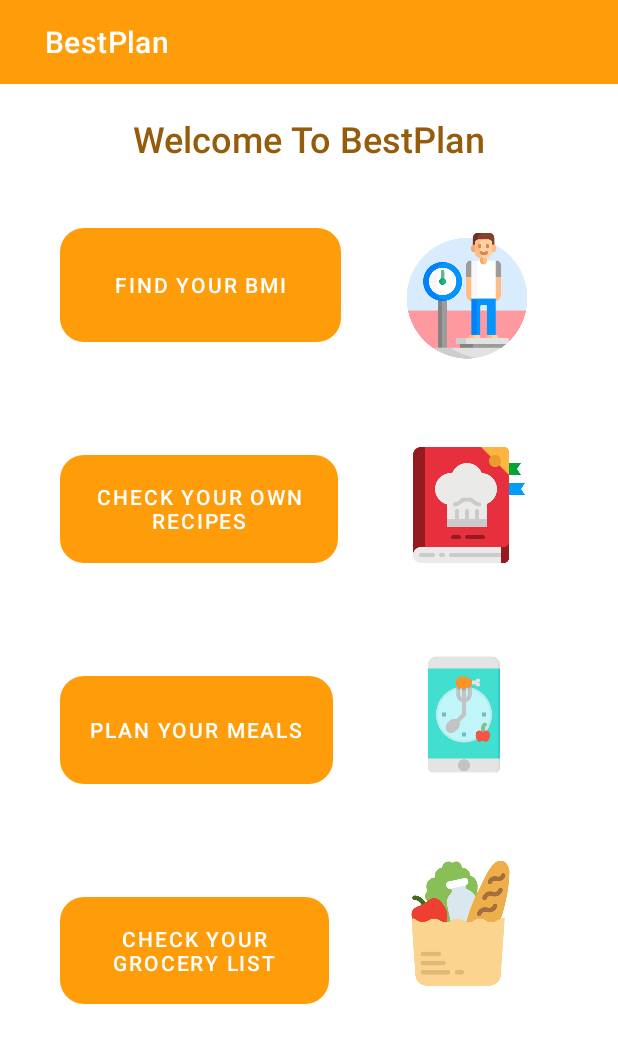
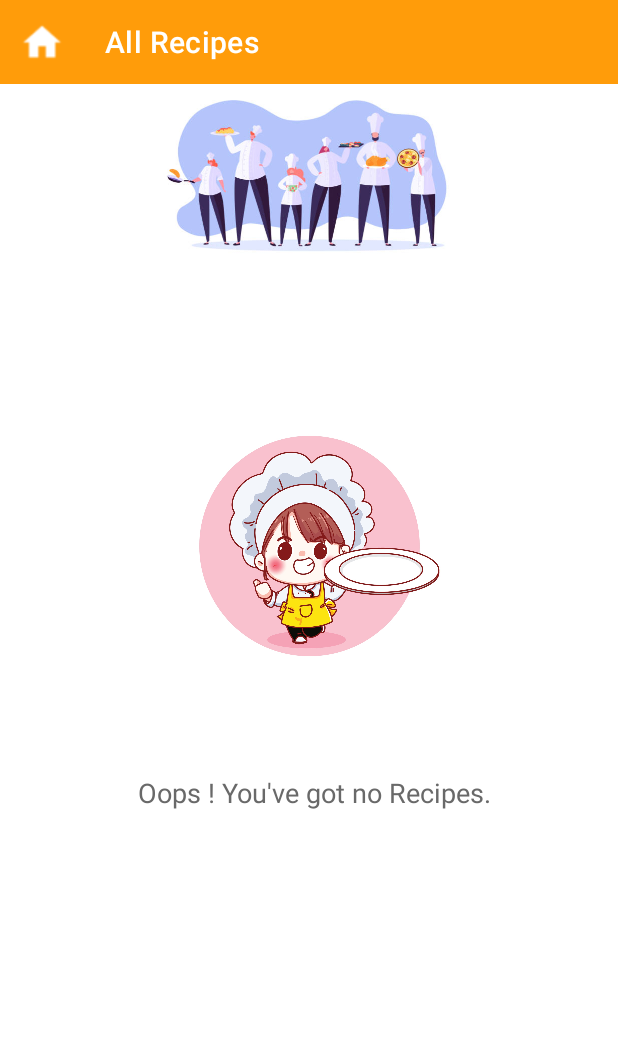
Before and after one commit to MadhaviImashi/4Flicks_BestPlan-application, an Android app: the screen it shows after launch (MainActivity before the commit, all_recipes_without_any_recipes after it), on a phone screen of 412 x 824 dp. Shown: the top 1043 px of the screen. Run offline under Robolectric (Android 15) with nearby library versions, the phone set to English and light mode, and no system bars.

Commit message:
Completed No available Recipes Activity

```diff
--- a/app/src/main/AndroidManifest.xml
+++ b/app/src/main/AndroidManifest.xml
@@ -9,15 +9,17 @@
         android:roundIcon="@mipmap/ic_launcher_round"
         android:supportsRtl="true"
         android:theme="@style/Theme.4FlicksApp">
-        <activity android:name=".all_recipes_without_any_recipes"></activity>
-        <activity android:name=".bmiCalculator" />
-        <activity android:name=".MainActivity">
+        <activity android:name=".all_recipes_without_any_recipes">
             <intent-filter>
                 <action android:name="android.intent.action.MAIN" />
 
                 <category android:name="android.intent.category.LAUNCHER" />
             </intent-filter>
         </activity>
+        <activity android:name=".bmiCalculator" />
+        <activity android:name=".MainActivity">
+
+        </activity>
     </application>
 
 </manifest>
--- a/app/src/main/res/layout/activity_all_recipes_without_any_recipes.xml
+++ b/app/src/main/res/layout/activity_all_recipes_without_any_recipes.xml
@@ -6,4 +6,64 @@
     android:layout_height="match_parent"
     tools:context=".all_recipes_without_any_recipes">
 
+    <androidx.appcompat.widget.Toolbar
+        android:id="@+id/toolbar"
+        android:layout_width="match_parent"
+        android:layout_height="wrap_content"
+        android:background="#FF9C0A"
+        android:minHeight="?attr/actionBarSize"
+        android:theme="?attr/actionBarTheme"
+        app:layout_constraintEnd_toEndOf="parent"
+        app:layout_constraintHorizontal_bias="0.5"
+        app:layout_constraintStart_toStartOf="parent"
+        app:layout_constraintTop_toTopOf="parent"
+        app:title="@string/ToolBarTitle1"
+        app:titleMarginStart="70dp"
+        app:titleTextColor="#FFFFFF" />
+
+    <ImageView
+        android:id="@+id/home"
+        android:layout_width="58dp"
+        android:layout_height="53dp"
+        app:layout_constraintStart_toStartOf="parent"
+        app:layout_constraintTop_toTopOf="parent"
+        app:srcCompat="@drawable/home" />
+
+    <ImageView
+        android:id="@+id/all_recipes_home_image"
+        android:layout_width="335dp"
+        android:layout_height="126dp"
+        android:layout_marginTop="56dp"
+        app:layout_constraintEnd_toEndOf="parent"
+        app:layout_constraintHorizontal_bias="0.5"
+        app:layout_constraintStart_toEndOf="@+id/home"
+        app:layout_constraintStart_toStartOf="parent"
+        app:layout_constraintTop_toTopOf="parent"
+        app:srcCompat="@drawable/all_recipes_home" />
+
+    <ImageView
+        android:id="@+id/noRecipes"
+        android:layout_width="191dp"
+        android:layout_height="304dp"
+        android:layout_marginTop="30dp"
+        app:layout_constraintEnd_toEndOf="parent"
+        app:layout_constraintHorizontal_bias="0.5"
+        app:layout_constraintStart_toStartOf="parent"
+        app:layout_constraintTop_toBottomOf="@+id/all_recipes_home_image"
+        app:srcCompat="@drawable/no_recipes" />
+
+    <TextView
+        android:id="@+id/noRecipesText"
+        android:layout_width="wrap_content"
+        android:layout_height="wrap_content"
+        android:layout_marginStart="80dp"
+        android:layout_marginEnd="80dp"
+        android:text="Oops ! You've got no Recipes. "
+        android:textColor="#696969"
+        android:textSize="18sp"
+        app:layout_constraintEnd_toEndOf="parent"
+        app:layout_constraintHorizontal_bias="1.0"
+        app:layout_constraintStart_toStartOf="parent"
+        app:layout_constraintTop_toBottomOf="@+id/noRecipes" />
+
 </androidx.constraintlayout.widget.ConstraintLayout>
--- a/app/src/main/res/values/strings.xml
+++ b/app/src/main/res/values/strings.xml
@@ -52,4 +52,10 @@
     <string name="timeHint">Time</string>
     <string name="taskDescriptionHint">Task description</string>
     <string name="tvTime">Time</string>
+
+    <!--strings of Charmie's activities-->
+    <string name="ToolBarTitle1">All Recipes</string>
+    <string name="ToolBarTitle2">Create a Recipe</string>
+    <string name="ToolBarTitle3">Edit Recipe</string>
+    <string name="ToolBarTitle4">Recipe</string>
 </resources>
```
Also changed, not shown: app/src/main/res/drawable/all_recipes_home.jpg (added), app/src/main/res/drawable/home.png (added), app/src/main/res/drawable/no_recipes.jpg (added).
